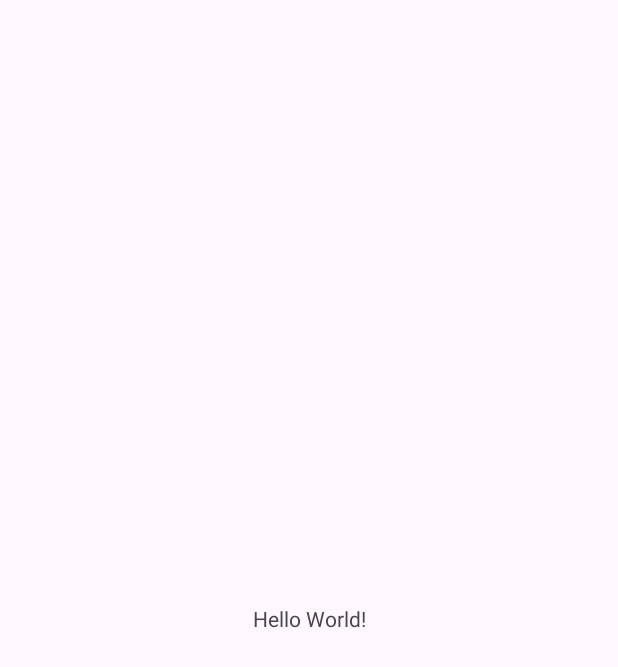
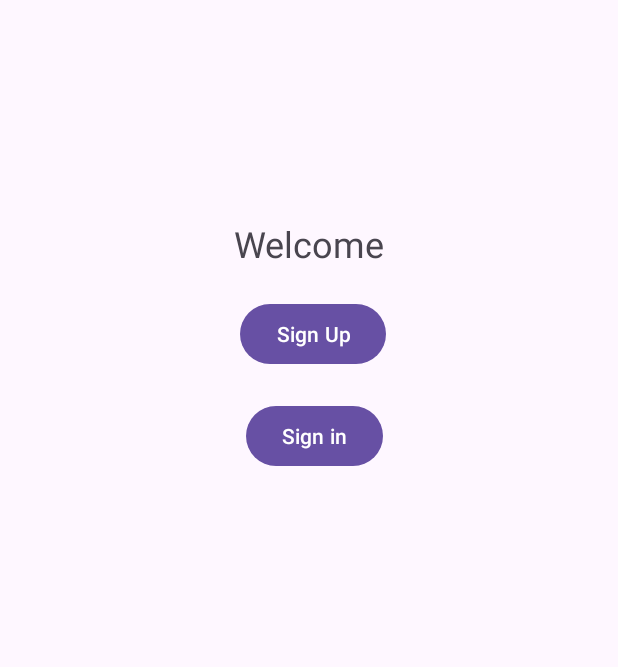
Before and after one commit to yara1611/ExerciseTracker, an Android app: the screen it shows after launch (MainActivity before the commit, WelcomeActivity after it), on a phone screen of 412 x 824 dp. Before the commit the part shown is almost empty. Shown: the top 667 px of the screen. Run offline under Robolectric (Android 15) with nearby library versions, the phone set to English and light mode, and no system bars.

Commit message:
login,signup and welcome activities added

```diff
--- a/app/src/main/AndroidManifest.xml
+++ b/app/src/main/AndroidManifest.xml
@@ -13,7 +13,13 @@
         android:theme="@style/Theme.ExcerciseTrackerApp"
         tools:targetApi="31">
         <activity
-            android:name=".MainActivity"
+            android:name=".LoginActivity"
+            android:exported="false"/>
+        <activity
+            android:name=".SignupActivity"
+            android:exported="false"/>
+        <activity
+            android:name=".WelcomeActivity"
             android:exported="true">
             <intent-filter>
                 <action android:name="android.intent.action.MAIN" />
--- a/app/src/main/java/com/example/excercisetrackerapp/MainActivity.java
+++ b/app/src/main/java/com/example/excercisetrackerapp/WelcomeActivity.java
@@ -1,6 +1,7 @@
 package com.example.excercisetrackerapp;
 
 import android.os.Bundle;
+import android.widget.Button;
 
 import androidx.activity.EdgeToEdge;
 import androidx.appcompat.app.AppCompatActivity;
@@ -8,17 +9,19 @@ import androidx.core.graphics.Insets;
 import androidx.core.view.ViewCompat;
 import androidx.core.view.WindowInsetsCompat;
 
-public class MainActivity extends AppCompatActivity {
+public class WelcomeActivity extends AppCompatActivity {
 
     @Override
     protected void onCreate(Bundle savedInstanceState) {
         super.onCreate(savedInstanceState);
         EdgeToEdge.enable(this);
-        setContentView(R.layout.activity_main);
+        setContentView(R.layout.activity_welcome);
         ViewCompat.setOnApplyWindowInsetsListener(findViewById(R.id.main), (v, insets) -> {
             Insets systemBars = insets.getInsets(WindowInsetsCompat.Type.systemBars());
             v.setPadding(systemBars.left, systemBars.top, systemBars.right, systemBars.bottom);
             return insets;
         });
+        Button signIn = findViewById(R.id.signin_btn);
+        Button signUp = findViewById(R.id.signup_btn);
     }
 }
--- a/app/src/main/res/layout/activity_main.xml
+++ /dev/null
@@ -1,19 +0,0 @@
-<?xml version="1.0" encoding="utf-8"?>
-<androidx.constraintlayout.widget.ConstraintLayout xmlns:android="http://schemas.android.com/apk/res/android"
-    xmlns:app="http://schemas.android.com/apk/res-auto"
-    xmlns:tools="http://schemas.android.com/tools"
-    android:id="@+id/main"
-    android:layout_width="match_parent"
-    android:layout_height="match_parent"
-    tools:context=".MainActivity">
-
-    <TextView
-        android:layout_width="wrap_content"
-        android:layout_height="wrap_content"
-        android:text="Hello World!"
-        app:layout_constraintBottom_toBottomOf="parent"
-        app:layout_constraintEnd_toEndOf="parent"
-        app:layout_constraintStart_toStartOf="parent"
-        app:layout_constraintTop_toTopOf="parent" />
-
-</androidx.constraintlayout.widget.ConstraintLayout>
--- /dev/null
+++ b/app/src/main/res/layout/activity_welcome.xml
@@ -0,0 +1,41 @@
+<?xml version="1.0" encoding="utf-8"?>
+<androidx.constraintlayout.widget.ConstraintLayout xmlns:android="http://schemas.android.com/apk/res/android"
+    xmlns:app="http://schemas.android.com/apk/res-auto"
+    xmlns:tools="http://schemas.android.com/tools"
+    android:id="@+id/main"
+    android:layout_width="match_parent"
+    android:layout_height="match_parent"
+    tools:context=".WelcomeActivity">
+
+    <TextView
+        android:id="@+id/textView"
+        android:layout_width="wrap_content"
+        android:layout_height="wrap_content"
+        android:layout_marginTop="146dp"
+        android:text="Welcome"
+        android:textSize="24sp"
+        app:layout_constraintEnd_toEndOf="parent"
+        app:layout_constraintStart_toStartOf="parent"
+        app:layout_constraintTop_toTopOf="parent" />
+
+    <Button
+        android:id="@+id/signup_btn"
+        android:layout_width="wrap_content"
+        android:layout_height="wrap_content"
+        android:layout_marginStart="160dp"
+        android:layout_marginTop="20dp"
+        android:text="@string/sign_up"
+        app:layout_constraintStart_toStartOf="parent"
+        app:layout_constraintTop_toBottomOf="@+id/textView" />
+
+    <Button
+        android:id="@+id/signin_btn"
+        android:layout_width="wrap_content"
+        android:layout_height="wrap_content"
+        android:layout_marginStart="164dp"
+        android:layout_marginTop="20dp"
+        android:text="@string/sign_in"
+        app:layout_constraintStart_toStartOf="parent"
+        app:layout_constraintTop_toBottomOf="@+id/signup_btn" />
+
+</androidx.constraintlayout.widget.ConstraintLayout>
--- a/app/src/main/res/values/strings.xml
+++ b/app/src/main/res/values/strings.xml
@@ -1,3 +1,5 @@
 <resources>
     <string name="app_name">ExcerciseTrackerApp</string>
+    <string name="sign_up">Sign Up</string>
+    <string name="sign_in">Sign in</string>
 </resources>
```
Also changed, not shown: app/src/main/java/com/example/excercisetrackerapp/DatabaseHelper.java (added, +57 -0 lines), app/src/main/java/com/example/excercisetrackerapp/LoginActivity.java (added, +41 -0 lines), app/src/main/java/com/example/excercisetrackerapp/SignupActivity.java (added, +40 -0 lines), app/src/main/res/layout/activity_login.xml (added, +55 -0 lines), app/src/main/res/layout/activity_signup.xml (added, +79 -0 lines).
